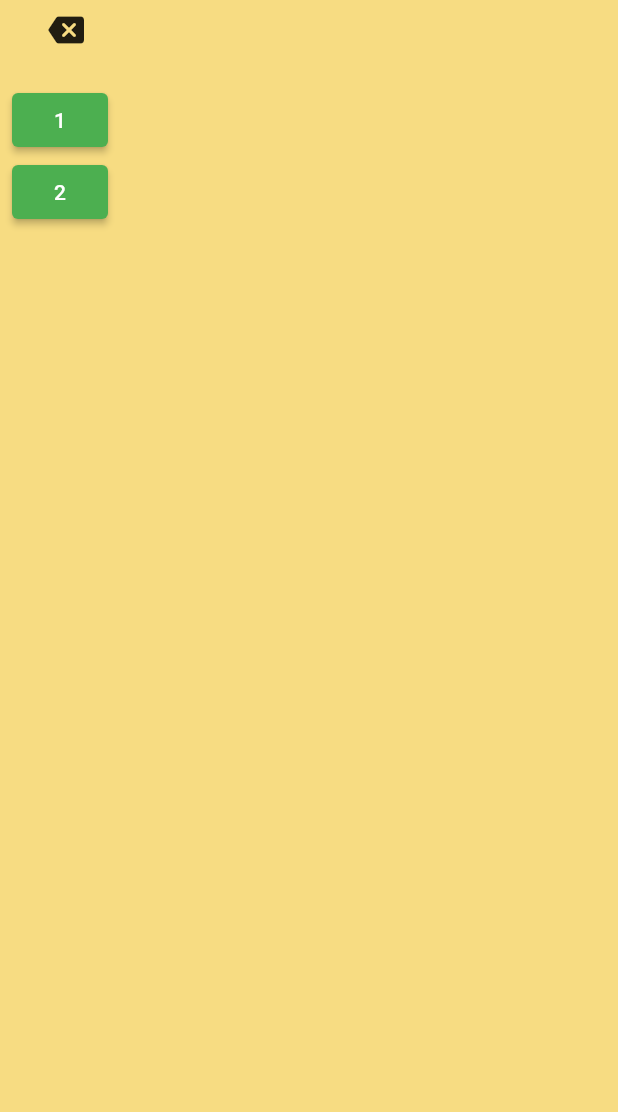
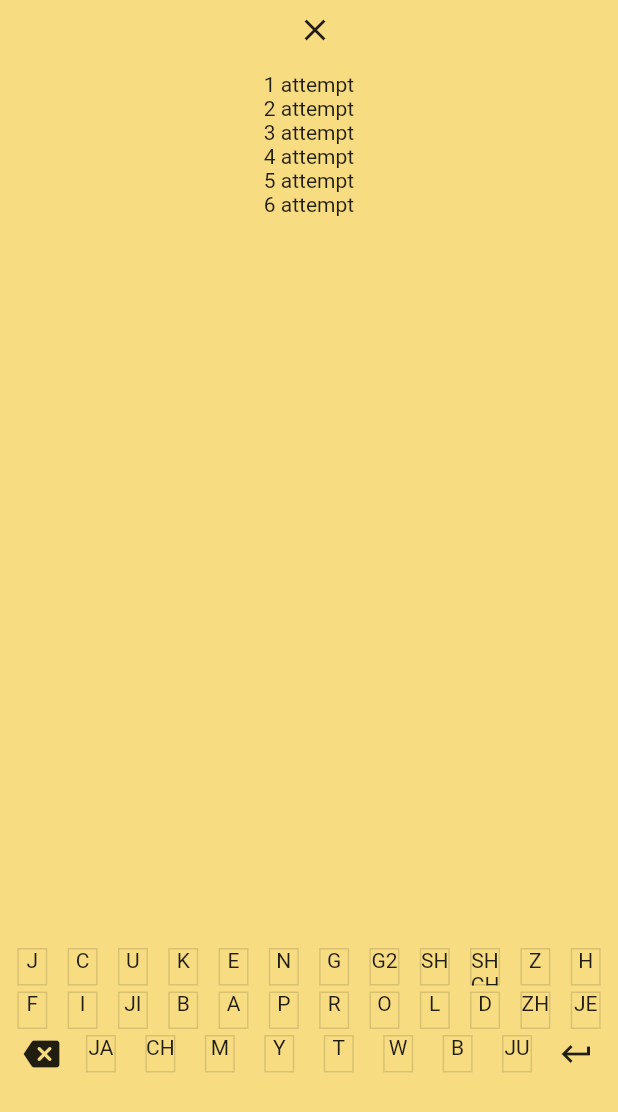
Before and after one commit to dariagorlova/kobza, a Flutter app: the GameScreen screen opened by its route, on a phone screen of 412 x 824 dp. Shown: the top 1112 px of the screen. Run offline on Flutter 3.47's test engine with Material 2 defaults, Android fonts, the phone set to English and light mode, and no system bars; our stand-ins replace auto_route, get_it, injectable, pin_code_fields; missing offline and left inert: i69n.

Commit message:
add virtual keyboard

```diff
--- a/lib/features/game/game_screen.dart
+++ b/lib/features/game/game_screen.dart
@@ -1,6 +1,5 @@
-import 'dart:async';
-
 import 'package:flutter/material.dart';
+import 'package:kobza/localization/localization.dart';
 import 'package:pin_code_fields/pin_code_fields.dart';
 
 class GameScreen extends StatelessWidget {
@@ -16,25 +15,25 @@ class GameScreen extends StatelessWidget {
             IconButton(
               alignment: Alignment.topRight,
               onPressed: () {},
-              //icon: const Icon(Icons.close),
-              icon: const Icon(Icons.backspace_rounded),
+              icon: const Icon(Icons.close),
             ),
-            Padding(
-              padding: const EdgeInsets.all(8),
-              child: Column(
-                mainAxisAlignment: MainAxisAlignment.center,
-                children: [
-                  ElevatedButton(
-                    onPressed: () {},
-                    child: const Text('1'),
+            // Padding(
+            //   padding: const EdgeInsets.all(10),
+            //   child: Center(
+            //     // child: ListView.builder(
+            //     //   itemBuilder: (ctx, i) => const OneAttempt(),
+            //     //   itemCount: 6,
+            //     // ),
+            //     //OneAttempt(),
+
+            //   ),
+            // ),
+            const Expanded(
+              flex: 3,
+              child: GameField(),
             ),
-                  ElevatedButton(
-                    onPressed: () {},
-                    child: const Text('2'),
-                  ),
-                  //const PinCodeVerificationScreen(),
-                ],
-              ),
+            const Expanded(
+              child: VirtualKeyboard(),
             ),
           ],
         ),
@@ -43,55 +42,201 @@ class GameScreen extends StatelessWidget {
   }
 }
 
-class PinCodeVerificationScreen extends StatefulWidget {
-  const PinCodeVerificationScreen({
+class GameField extends StatelessWidget {
+  const GameField({super.key});
+
+  @override
+  Widget build(BuildContext context) {
+    return Column(
+      children: const [
+        Text('1 attempt'),
+        Text('2 attempt'),
+        Text('3 attempt'),
+        Text('4 attempt'),
+        Text('5 attempt'),
+        Text('6 attempt'),
+        // OneAttempt(),
+        // OneAttempt(),
+        // OneAttempt(),
+      ],
+    );
+  }
+}
+
+class VirtualKeyboard extends StatelessWidget {
+  const VirtualKeyboard({super.key});
+
+  @override
+  Widget build(BuildContext context) {
+    final t = AppLocalizations.of(context);
+    return Column(
+      children: [
+        Row(
+          mainAxisAlignment: MainAxisAlignment.spaceEvenly,
+          children: [
+            LetterKey(
+              letter: t.letterJ,
+            ),
+            LetterKey(
+              letter: t.letterC,
+            ),
+            LetterKey(
+              letter: t.letterU,
+            ),
+            LetterKey(
+              letter: t.letterK,
+            ),
+            LetterKey(
+              letter: t.letterE,
+            ),
+            LetterKey(
+              letter: t.letterN,
+            ),
+            LetterKey(
+              letter: t.letterG,
+            ),
+            LetterKey(
+              letter: t.letterG2,
+            ),
+            LetterKey(
+              letter: t.letterSH,
+            ),
+            LetterKey(
+              letter: t.letterSHCH,
+            ),
+            LetterKey(
+              letter: t.letterZ,
+            ),
+            LetterKey(
+              letter: t.letterH,
+            ),
+          ],
+        ),
+        Row(
+          mainAxisAlignment: MainAxisAlignment.spaceEvenly,
+          children: [
+            LetterKey(
+              letter: t.letterF,
+            ),
+            LetterKey(
+              letter: t.letterI,
+            ),
+            LetterKey(
+              letter: t.letterJI,
+            ),
+            LetterKey(
+              letter: t.letterV,
+            ),
+            LetterKey(
+              letter: t.letterA,
+            ),
+            LetterKey(
+              letter: t.letterP,
+            ),
+            LetterKey(
+              letter: t.letterR,
+            ),
+            LetterKey(
+              letter: t.letterO,
+            ),
+            LetterKey(
+              letter: t.letterL,
+            ),
+            LetterKey(
+              letter: t.letterD,
+            ),
+            LetterKey(
+              letter: t.letterZH,
+            ),
+            LetterKey(
+              letter: t.letterJE,
+            ),
+          ],
+        ),
+        Row(
+          mainAxisAlignment: MainAxisAlignment.spaceEvenly,
+          children: [
+            const Icon(Icons.backspace_rounded),
+            LetterKey(
+              letter: t.letterJA,
+            ),
+            LetterKey(
+              letter: t.letterCH,
+            ),
+            LetterKey(
+              letter: t.letterM,
+            ),
+            LetterKey(
+              letter: t.letterY,
+            ),
+            LetterKey(
+              letter: t.letterT,
+            ),
+            LetterKey(
+              letter: t.letterSoftSign,
+            ),
+            LetterKey(
+              letter: t.letterB,
+            ),
+            LetterKey(
+              letter: t.letterJU,
+            ),
+            const Icon(Icons.keyboard_return),
+          ],
+        ),
+      ],
+    );
+  }
+}
+
+class LetterKey extends StatelessWidget {
+  const LetterKey({super.key, required this.letter});
+  final String letter;
+
+  @override
+  Widget build(BuildContext context) {
+    return Padding(
+      padding: const EdgeInsets.all(2),
+      child: DecoratedBox(
+        decoration: BoxDecoration(
+          border: Border.all(
+            color: Theme.of(context).dividerColor,
+          ),
+        ),
+        child: InkWell(
+          onTap: () {},
+          child: SizedBox(
+            height: 25,
+            width: 20,
+            child: Text(
+              letter,
+              textAlign: TextAlign.center,
+            ),
+          ),
+        ),
+      ),
+    );
+  }
+}
+
+class OneAttempt extends StatefulWidget {
+  const OneAttempt({
     super.key,
   });
 
   @override
-  State<PinCodeVerificationScreen> createState() =>
-      _PinCodeVerificationScreenState();
+  State<OneAttempt> createState() => _OneAttemptState();
 }
 
-class _PinCodeVerificationScreenState extends State<PinCodeVerificationScreen> {
+class _OneAttemptState extends State<OneAttempt> {
   TextEditingController textEditingController = TextEditingController();
-  // ignore: close_sinks
-  StreamController<ErrorAnimationType>? errorController;
 
-  bool hasError = false;
   String currentText = '';
   final formKey = GlobalKey<FormState>();
 
   @override
-  void initState() {
-    errorController = StreamController<ErrorAnimationType>();
-    super.initState();
-  }
-
-  @override
-  void dispose() {
-    errorController!.close();
-    super.dispose();
-  }
-
-  @override
   Widget build(BuildContext context) {
-    return Scaffold(
-      backgroundColor: Theme.of(context).cardColor,
-      body: GestureDetector(
-        onTap: () {},
-        child: SizedBox(
-          height: MediaQuery.of(context).size.height,
-          width: MediaQuery.of(context).size.width,
-          child: ListView(
-            children: <Widget>[
-              const SizedBox(height: 30),
-              Form(
-                key: formKey,
-                child: Padding(
-                  padding:
-                      const EdgeInsets.symmetric(vertical: 8, horizontal: 30),
-                  child: PinCodeTextField(
+    return PinCodeTextField(
       appContext: context,
       length: 5,
       animationType: AnimationType.fade,
@@ -110,19 +255,12 @@ class _PinCodeVerificationScreenState extends State<PinCodeVerificationScreen> {
       cursorColor: Colors.black,
       animationDuration: const Duration(milliseconds: 300),
       controller: textEditingController,
-                    keyboardType: TextInputType.number,
+      keyboardType: TextInputType.none,
       onChanged: (value) {
         setState(() {
           currentText = value;
         });
       },
-                  ),
-                ),
-              ),
-            ],
-          ),
-        ),
-      ),
     );
   }
 }
```
Lines whose indentation alone changed are shown as unchanged.
